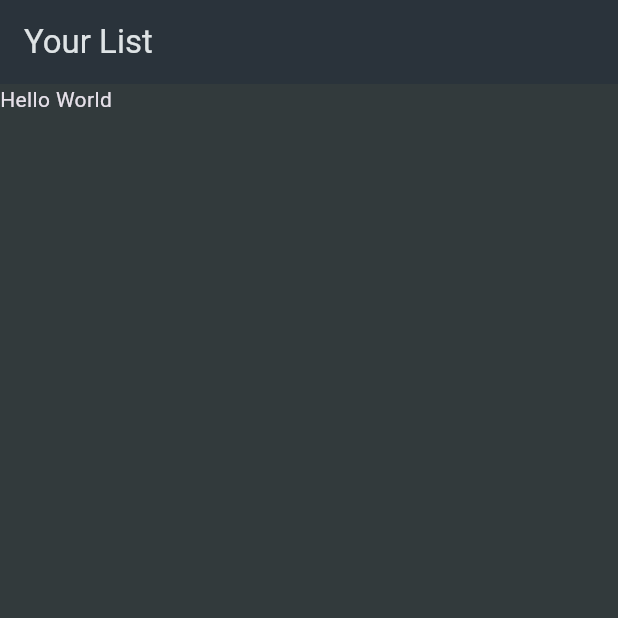
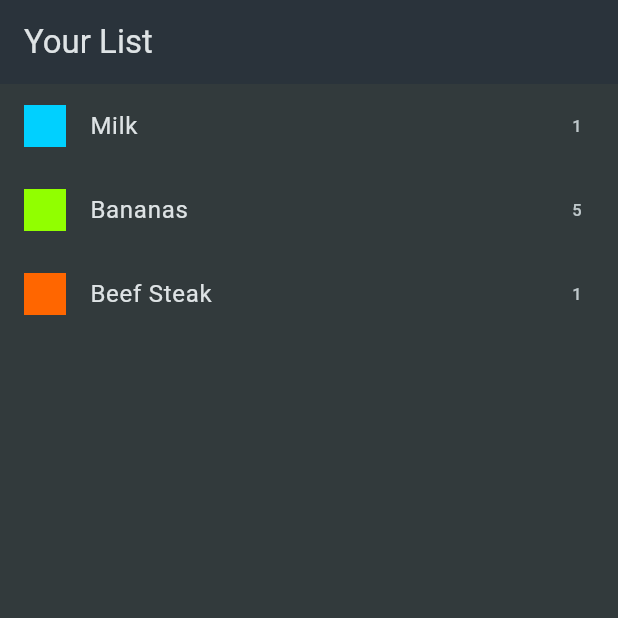
Before and after one commit to franciscovidalsantos/LearningFlutterAndDart, a Flutter app: the screen it shows after launch, on a phone screen of 412 x 824 dp, the top half of it. Run offline on Flutter 3.47's test engine with Material 3 defaults, Android fonts, the phone set to English and light mode, and no system bars; our stand-ins replace flutter_riverpod, google_fonts, transparent_image, wakelock_plus; missing offline and left inert: fading_edge_scrollview.

Commit message:
adding our models, data and grocery_list widget

```diff
--- /dev/null
+++ b/shopping_list_app/lib/data/dummy_items.dart
@@ -0,0 +1,24 @@
+import 'package:shopping_list_app/models/category.dart';
+import 'package:shopping_list_app/models/grocery_item.dart';
+import 'package:shopping_list_app/data/categories.dart';
+
+final groceryItems = [
+  GroceryItem(
+    id: 'a',
+    name: 'Milk',
+    quantity: 1,
+    category: categories[Categories.dairy]!,
+  ),
+  GroceryItem(
+    id: 'b',
+    name: 'Bananas',
+    quantity: 5,
+    category: categories[Categories.fruit]!,
+  ),
+  GroceryItem(
+    id: 'c',
+    name: 'Beef Steak',
+    quantity: 1,
+    category: categories[Categories.meat]!,
+  ),
+];
--- a/shopping_list_app/lib/main.dart
+++ b/shopping_list_app/lib/main.dart
@@ -23,7 +23,7 @@ class MyApp extends StatelessWidget {
       ),
       home: Scaffold(
         appBar: AppBar(title: const Text('Your List')),
-        body: Text("Hello World"),
+        body: GroceryList(),
       ),
     );
   }
--- /dev/null
+++ b/shopping_list_app/lib/widgets/grocery_list.dart
@@ -0,0 +1,25 @@
+import 'package:flutter/material.dart';
+import 'package:shopping_list_app/data/dummy_items.dart';
+
+class GroceryList extends StatelessWidget {
+  GroceryList({super.key});
+  final _groceryItems = groceryItems;
+
+  @override
+  Widget build(BuildContext context) {
+    return ListView.builder(
+      itemCount: _groceryItems.length,
+      itemBuilder: (context, index) {
+        return ListTile(
+          leading: Container(
+            color: _groceryItems[index].category.color,
+            height: 28,
+            width: 28,
+          ),
+          title: Text(_groceryItems[index].name),
+          trailing: Text(_groceryItems[index].quantity.toString()),
+        );
+      },
+    );
+  }
+}
```
Also changed, not shown: shopping_list_app/lib/data/categories.dart (added, +22 -0 lines), shopping_list_app/lib/models/category.dart (added, +20 -0 lines), shopping_list_app/lib/models/grocery_item.dart (added, +15 -0 lines).
